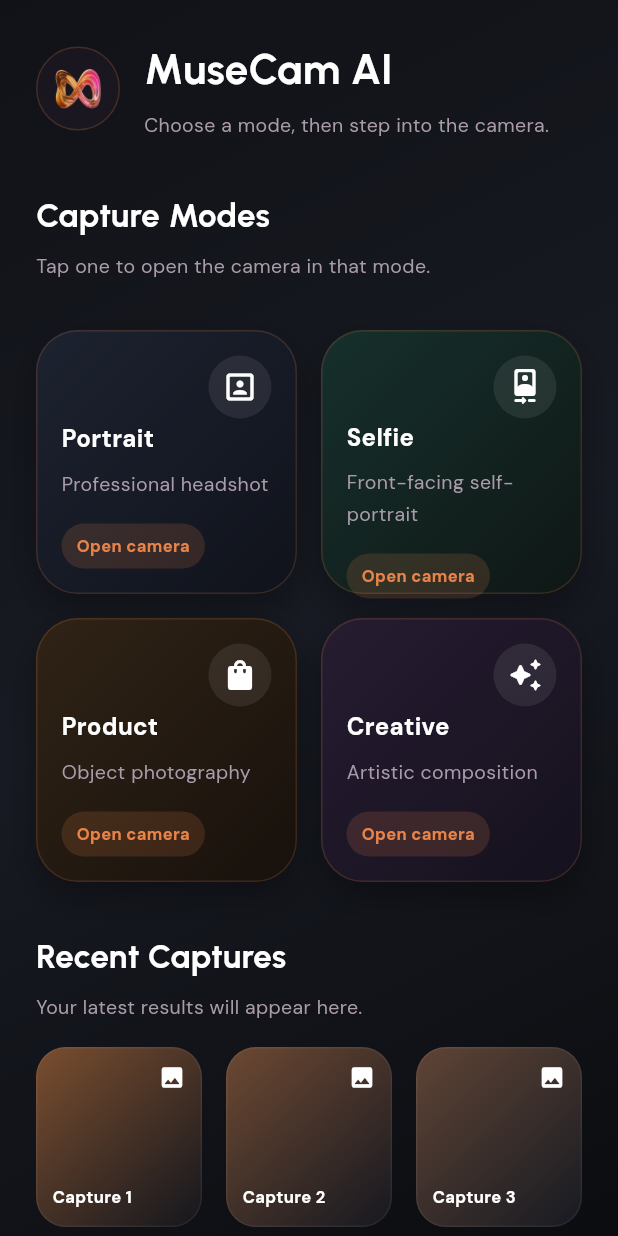
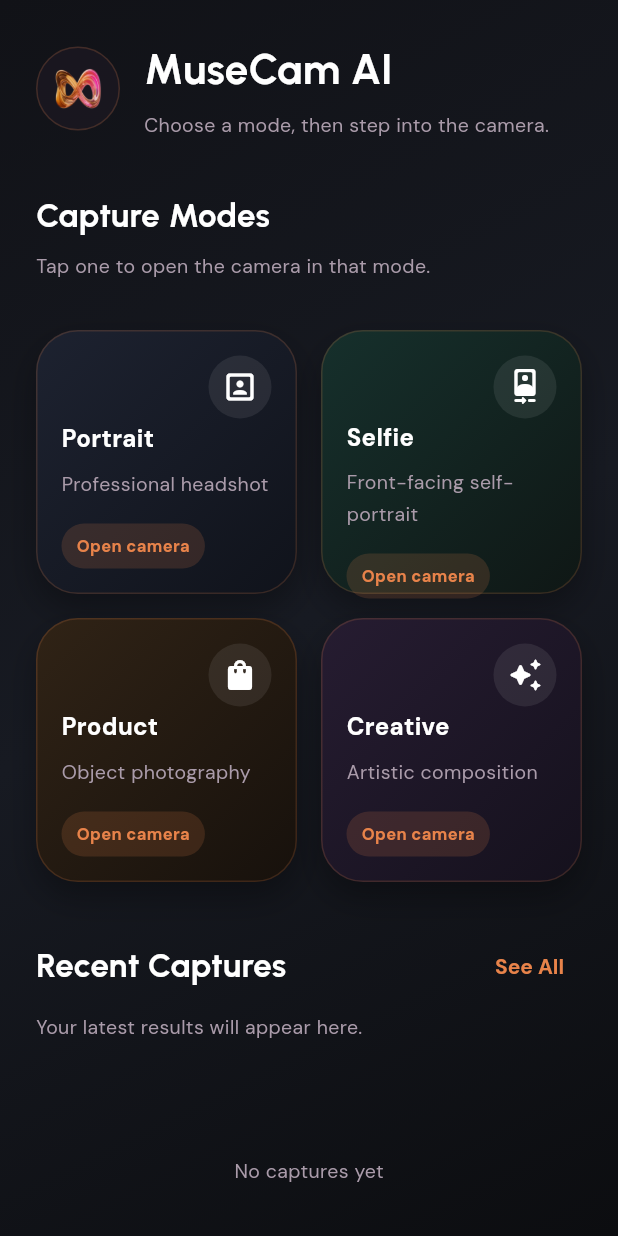
Before and after one commit to AlinaAsifKhan/MuseCam-Ai, a Flutter app: the HomeScreen screen opened by its route, on a phone screen of 412 x 824 dp. Run offline on Flutter 3.47's test engine with Material 3 defaults, Android fonts, the phone set to English and light mode, and no system bars; our stand-ins replace camera, flutter_riverpod, go_router, google_fonts, permission_handler, video_player; missing offline and left inert: google_mlkit_commons, google_mlkit_face_detection, google_mlkit_pose_detection.

Commit message:
added gallery section & tweaks in home page

```diff
--- a/lib/core/router/app_router.dart
+++ b/lib/core/router/app_router.dart
@@ -4,6 +4,7 @@ import '../../features/camera/presentation/providers/mode_provider.dart';
 import '../../features/onboarding/screens/splash_screen.dart';
 import '../../features/camera/presentation/screens/camera_screen.dart';
 import '../../features/home/screens/home_screen.dart';
+import '../../features/gallery/screens/gallery_screen.dart';
 
 /// App Router Configuration
 /// Defines all routes for MuseCam AI
@@ -73,8 +74,7 @@ class AppRouter {
           path: gallery,
           name: 'gallery',
           builder: (context, state) {
-            // TODO: Import and add GalleryScreen
-            return const SizedBox();
+            return const GalleryScreen();
           },
         ),
         // Profile Screen
--- a/lib/features/home/screens/home_screen.dart
+++ b/lib/features/home/screens/home_screen.dart
@@ -5,6 +5,8 @@ import 'package:muse_cam_ai/core/constants/spacing.dart';
 import 'package:muse_cam_ai/core/theme/colors.dart';
 import 'package:muse_cam_ai/core/theme/typography.dart';
 import 'package:muse_cam_ai/features/camera/presentation/providers/mode_provider.dart';
+import 'package:muse_cam_ai/features/gallery/providers/photo_list_provider.dart';
+import 'dart:io';
 
 class HomeScreen extends ConsumerWidget {
   const HomeScreen({super.key});
@@ -129,21 +131,56 @@ class HomeScreen extends ConsumerWidget {
                   child: _SectionTitle(
                     title: 'Recent Captures',
                     subtitle: 'Your latest results will appear here.',
+                    actionLabel: 'See All',
+                    onAction: () => context.go('/gallery'),
                   ),
                 ),
               ),
-              SliverPadding(
+              SliverToBoxAdapter(
+                child: Padding(
                   padding: const EdgeInsets.symmetric(horizontal: MuseSpacing.lg),
-                sliver: SliverGrid(
-                  delegate: SliverChildBuilderDelegate(
-                    (context, index) => _RecentCaptureTile(index: index),
-                    childCount: 6,
+                  child: SizedBox(
+                    height: 140,
+                    child: Consumer(builder: (context, ref, _) {
+                      final photosAsync = ref.watch(photoListProvider);
+                      return photosAsync.when(
+                        data: (files) {
+                          if (files.isEmpty) {
+                            return Center(
+                              child: Text(
+                                'No captures yet',
+                                style: MuseTypography.bodySm.copyWith(
+                                  color: MuseColors.textSecondary,
                                 ),
-                  gridDelegate: const SliverGridDelegateWithFixedCrossAxisCount(
-                    crossAxisCount: 3,
-                    mainAxisSpacing: MuseSpacing.md,
-                    crossAxisSpacing: MuseSpacing.md,
-                    mainAxisExtent: 120,
+                              ),
+                            );
+                          }
+
+                          return ListView.separated(
+                            scrollDirection: Axis.horizontal,
+                            itemCount: files.length,
+                            separatorBuilder: (_, __) => const SizedBox(width: MuseSpacing.md),
+                            itemBuilder: (context, index) {
+                              final file = files[index];
+                              return GestureDetector(
+                                onTap: () => context.go('/gallery'),
+                                child: ClipRRect(
+                                  borderRadius: BorderRadius.circular(MuseSpacing.radiusMd),
+                                  child: Image.file(
+                                    File(file.path),
+                                    width: 120,
+                                    height: 120,
+                                    fit: BoxFit.cover,
+                                  ),
+                                ),
+                              );
+                            },
+                          );
+                        },
+                        loading: () => const Center(child: CircularProgressIndicator()),
+                        error: (_, __) => Center(child: Text('Failed to load captures')),
+                      );
+                    }),
                   ),
                 ),
               ),
@@ -195,10 +232,14 @@ class HomeScreen extends ConsumerWidget {
 class _SectionTitle extends StatelessWidget {
   final String title;
   final String subtitle;
+  final String? actionLabel;
+  final VoidCallback? onAction;
 
   const _SectionTitle({
     required this.title,
     required this.subtitle,
+    this.actionLabel,
+    this.onAction,
   });
 
   @override
@@ -206,12 +247,28 @@ class _SectionTitle extends StatelessWidget {
     return Column(
       crossAxisAlignment: CrossAxisAlignment.start,
       children: [
+        Row(
+          mainAxisAlignment: MainAxisAlignment.spaceBetween,
+          children: [
             Text(
               title,
               style: MuseTypography.displaySm.copyWith(
                 color: Colors.white,
                 fontSize: 22,
               ),
+            ),
+            if (actionLabel != null && onAction != null)
+              TextButton(
+                onPressed: onAction,
+                child: Text(
+                  actionLabel!,
+                  style: MuseTypography.labelLg.copyWith(
+                    color: MuseColors.primary,
+                    fontWeight: FontWeight.w700,
+                  ),
+                ),
+              ),
+          ],
         ),
         const SizedBox(height: 6),
         Text(
--- a/lib/features/onboarding/screens/splash_screen.dart
+++ b/lib/features/onboarding/screens/splash_screen.dart
@@ -7,7 +7,7 @@ import '../../../shared/widgets/muse_gradient_button.dart';
 import '../../../shared/widgets/video_background.dart';
 
 class SplashScreen extends StatefulWidget {
-  const SplashScreen({Key? key}) : super(key: key);
+  const SplashScreen({super.key});
 
   @override
   State<SplashScreen> createState() => _SplashScreenState();
@@ -125,7 +125,7 @@ class _SplashScreenState extends State<SplashScreen>
                             MuseGradientButton(
                               label: 'Start Capturing',
                               onPressed: () {
-                                context.go('/camera');
+                                context.go('/home');
                               },
                               showShimmer: true,
                             ),
@@ -155,7 +155,7 @@ class _SplashScreenState extends State<SplashScreen>
                                 Container(
                                   width: 1,
                                   height: 20,
-                                  color: MuseColors.textSecondary.withOpacity(0.3),
+                                  color: MuseColors.textSecondary.withValues(alpha: 0.3),
                                 ),
 
                                 const SizedBox(width: MuseSpacing.md),
```
Also changed, not shown: lib/features/gallery/providers/photo_list_provider.dart (added, +11 -0 lines), lib/features/gallery/screens/gallery_screen.dart (added, +182 -0 lines). Lines whose indentation alone changed are shown as unchanged.
